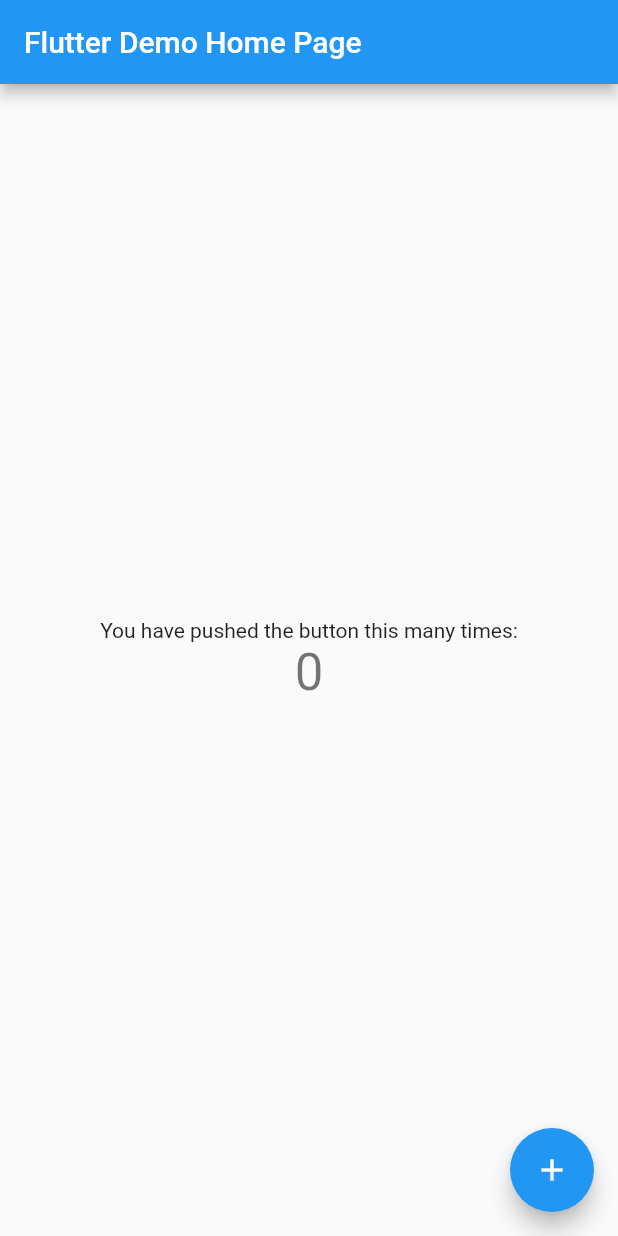
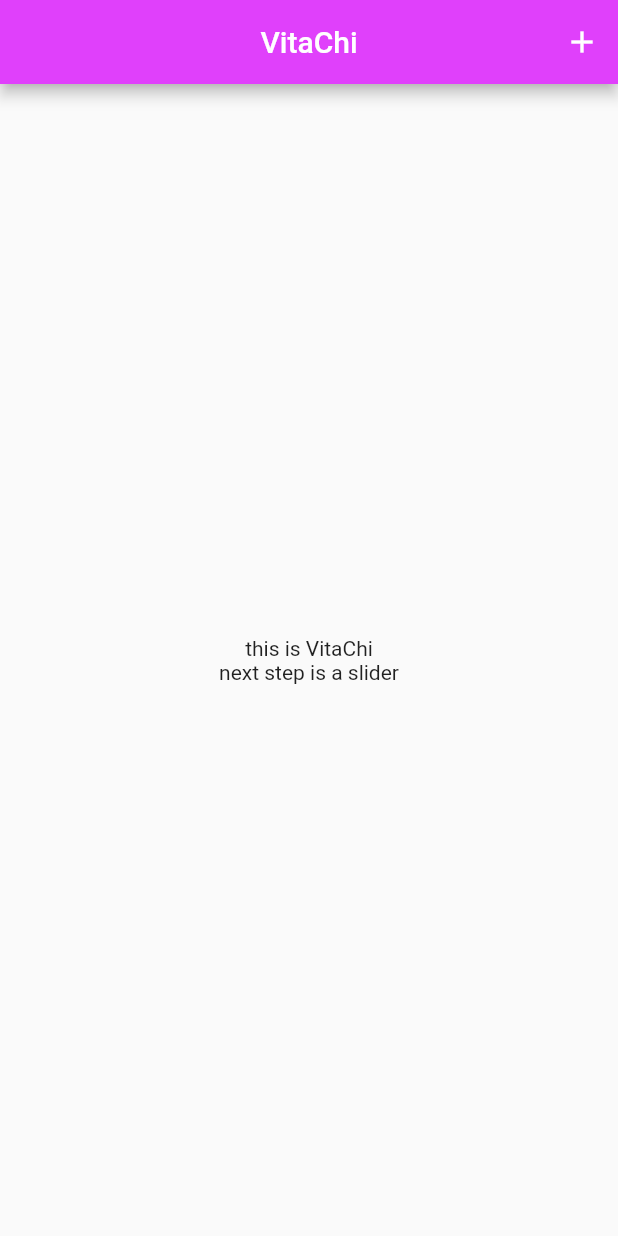
Before and after one commit to MoBoldi/VitaChi, a Flutter app: the screen it shows after launch, on a phone screen of 412 x 824 dp. Run offline on Flutter 3.47's test engine with Material 2 defaults, Android fonts, the light colour scheme and no system bars.

Commit message:
working on edit core design

```diff
--- a/client/vitachi/lib/main.dart
+++ b/client/vitachi/lib/main.dart
@@ -1,117 +1,35 @@
 import 'package:flutter/material.dart';
 
 void main() {
-  runApp(MyApp());
+  runApp(MaterialApp(home: Home()));
 }
 
-class MyApp extends StatelessWidget {
-  // This widget is the root of your application.
+class Home extends StatelessWidget {
   @override
   Widget build(BuildContext context) {
-    return MaterialApp(
-      title: 'Flutter Demo',
-      theme: ThemeData(
-        // This is the theme of your application.
-        //
-        // Try running your application with "flutter run". You'll see the
-        // application has a blue toolbar. Then, without quitting the app, try
-        // changing the primarySwatch below to Colors.green and then invoke
-        // "hot reload" (press "r" in the console where you ran "flutter run",
-        // or simply save your changes to "hot reload" in a Flutter IDE).
-        // Notice that the counter didn't reset back to zero; the application
-        // is not restarted.
-        primarySwatch: Colors.blue,
-        // This makes the visual density adapt to the platform that you run
-        // the app on. For desktop platforms, the controls will be smaller and
-        // closer together (more dense) than on mobile platforms.
-        visualDensity: VisualDensity.adaptivePlatformDensity,
-      ),
-      home: MyHomePage(title: 'Flutter Demo Home Page'),
-    );
+    return Scaffold(
+        appBar: AppBar(
+          title: Text("VitaChi"),
+          centerTitle: true,
+          backgroundColor: Colors.purpleAccent,
+          actions: <Widget>[
+            IconButton(
+              icon: Icon(Icons.add, color: Colors.white),
+              onPressed: null,
+            )
+          ],
+        ),
+        body: Container(
+          child: Center(
+            child: Column(
+              children: [
+                Text("this is VitaChi"),
+                Text("next step is a slider"),
+              ],
+              mainAxisAlignment: MainAxisAlignment.center,
+              crossAxisAlignment: CrossAxisAlignment.center,
+            ),
+          ),
+        ));
   }
 }
-
-class MyHomePage extends StatefulWidget {
-  MyHomePage({Key key, this.title}) : super(key: key);
-
-  // This widget is the home page of your application. It is stateful, meaning
-  // that it has a State object (defined below) that contains fields that affect
-  // how it looks.
-
-  // This class is the configuration for the state. It holds the values (in this
-  // case the title) provided by the parent (in this case the App widget) and
-  // used by the build method of the State. Fields in a Widget subclass are
-  // always marked "final".
-
-  final String title;
-
-  @override
-  _MyHomePageState createState() => _MyHomePageState();
-}
-
-class _MyHomePageState extends State<MyHomePage> {
-  int _counter = 0;
-
-  void _incrementCounter() {
-    setState(() {
-      // This call to setState tells the Flutter framework that something has
-      // changed in this State, which causes it to rerun the build method below
-      // so that the display can reflect the updated values. If we changed
-      // _counter without calling setState(), then the build method would not be
-      // called again, and so nothing would appear to happen.
-      _counter++;
-    });
-  }
-
-  @override
-  Widget build(BuildContext context) {
-    // This method is rerun every time setState is called, for instance as done
-    // by the _incrementCounter method above.
-    //
-    // The Flutter framework has been optimized to make rerunning build methods
-    // fast, so that you can just rebuild anything that needs updating rather
-    // than having to individually change instances of widgets.
-    return Scaffold(
-      appBar: AppBar(
-        // Here we take the value from the MyHomePage object that was created by
-        // the App.build method, and use it to set our appbar title.
-        title: Text(widget.title),
-      ),
-      body: Center(
-        // Center is a layout widget. It takes a single child and positions it
-        // in the middle of the parent.
-        child: Column(
-          // Column is also a layout widget. It takes a list of children and
-          // arranges them vertically. By default, it sizes itself to fit its
-          // children horizontally, and tries to be as tall as its parent.
-          //
-          // Invoke "debug painting" (press "p" in the console, choose the
-          // "Toggle Debug Paint" action from the Flutter Inspector in Android
-          // Studio, or the "Toggle Debug Paint" command in Visual Studio Code)
-          // to see the wireframe for each widget.
-          //
-          // Column has various properties to control how it sizes itself and
-          // how it positions its children. Here we use mainAxisAlignment to
-          // center the children vertically; the main axis here is the vertical
-          // axis because Columns are vertical (the cross axis would be
-          // horizontal).
-          mainAxisAlignment: MainAxisAlignment.center,
-          children: <Widget>[
-            Text(
-              'You have pushed the button this many times:',
-            ),
-            Text(
-              '$_counter',
-              style: Theme.of(context).textTheme.headline4,
-            ),
-          ],
-        ),
-      ),
-      floatingActionButton: FloatingActionButton(
-        onPressed: _incrementCounter,
-        tooltip: 'Increment',
-        child: Icon(Icons.add),
-      ), // This trailing comma makes auto-formatting nicer for build methods.
-    );
-  }
-}
```
Also changed, not shown: 1 other file.
